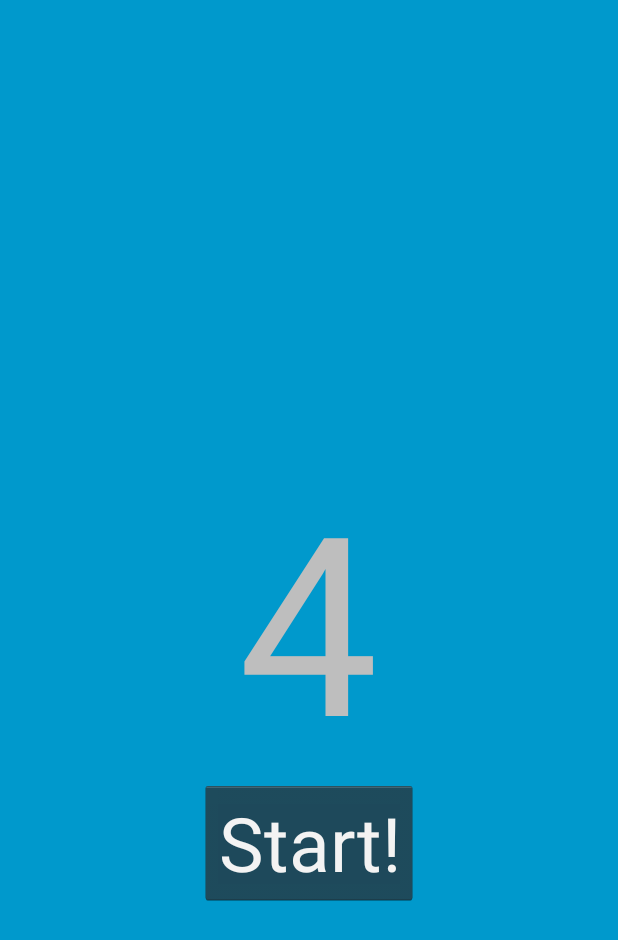
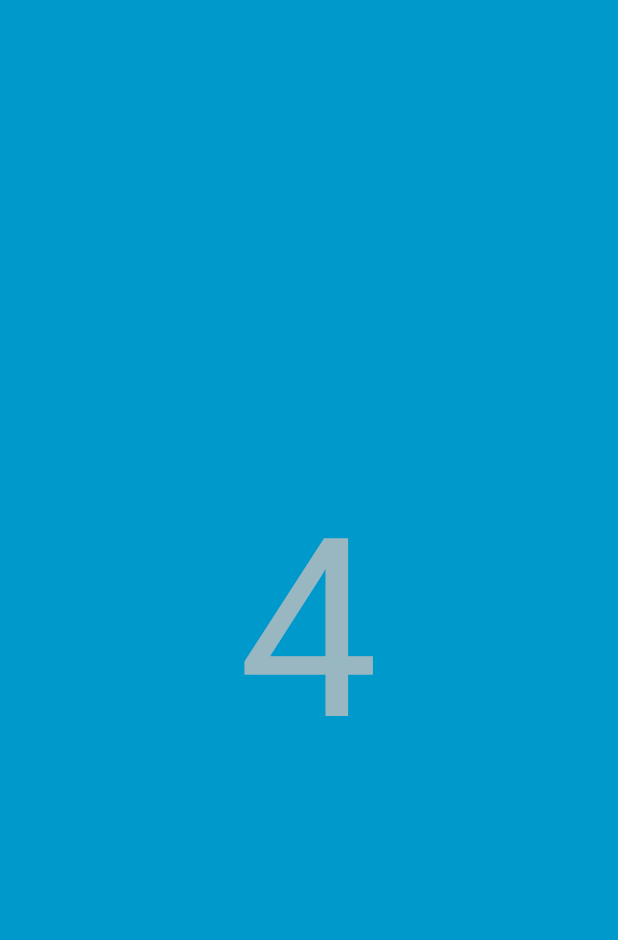
Before and after one commit to KwikThinker/KwikThinker, an Android app: the GameMode screen opened directly, with no data from a screen before it, after a tap on "Start!", on a phone screen of 412 x 824 dp. Shown: the top 940 px of the screen. Run offline under Robolectric (Android 15) with nearby library versions, the light colour scheme and no system bars.

Commit message:
countdown works, start question implementation

```diff
--- a/mobile/src/main/java/com/css/kwikthinker/GameMode.java
+++ b/mobile/src/main/java/com/css/kwikthinker/GameMode.java
@@ -1,6 +1,4 @@
 package com.css.kwikthinker;
-
-import com.css.kwikthinker.util.SystemUiHider;
 
 import android.annotation.TargetApi;
 import android.app.Activity;
@@ -8,14 +6,15 @@ import android.os.Build;
 import android.os.Bundle;
 import android.os.CountDownTimer;
 import android.os.Handler;
+import android.support.v4.app.NavUtils;
+import android.view.MenuItem;
 import android.view.MotionEvent;
 import android.view.View;
-import android.view.MenuItem;
-import android.support.v4.app.NavUtils;
+import android.view.ViewGroup;
 import android.view.Window;
 import android.widget.Button;
 import android.widget.TextView;
-
+import com.css.kwikthinker.util.SystemUiHider;
 
 /**
  * An example full-screen activity that shows and hides the system UI (i.e.
@@ -49,6 +48,7 @@ public class GameMode extends Activity {
     private SystemUiHider mSystemUiHider;
 
     TextView countdownTV;
+    Button startButton;
 
     @Override
     protected void onCreate(Bundle savedInstanceState) {
@@ -101,6 +101,10 @@ public class GameMode extends Activity {
                     }
                 });
         countdownTV = (TextView)findViewById(R.id.countdownTV);
+        /*countdownTV.setLayoutParams(new LayoutParams(LayoutParams.FILL_PARENT,
+                LayoutParams.WRAP_CONTENT,
+                0.75f));); // TODO take up 75% of parent width - can't do in XML */
+        startButton = (Button)findViewById(R.id.start_em_countdown);
     }
 
     @Override
@@ -115,18 +119,31 @@ public class GameMode extends Activity {
 
     public void onStartClick(View view)
     {
-        // do countdown
-        CountDownTimer cdt = new CountDownTimer(5000, 1000) {
+        ViewGroup v = (ViewGroup)startButton.getParent();
+        v.removeView(startButton);
+        CountDownTimer cdt = new CountDownTimer(5200, 1000) {
             public void onTick(long ms) {
                 long s = ms / NUM_SECONDS_PER_MILLISECOND ;
+                int a = (int)( ( s / 5.0 ) * 255 ); // TODO global consts
+                System.out.println(s + " ~~~~~ " + a );
+                if ( ms < 500 ) {
+                    countdownTV.setText("");
+                    return;
+                }
                 countdownTV.setText(String.valueOf(s));
+                countdownTV.setTextColor(countdownTV.getTextColors().withAlpha(a));
             }
 
             @Override
             public void onFinish() {
-                countdownTV.setText("yolo");
+                countdownTV.setTextColor(countdownTV.getTextColors().withAlpha(255));
+                countdownTV.setTextSize(40);
+                // TODO k-v pairs: (QuestionString, TextSize)
+                // TODO the above solution: great for hackathon, terrible for the long run
+                countdownTV.setText("Abe Washington was the first President of the United States");
             }
         };
+        // do countdown
         cdt.start();
     }
 
--- a/mobile/src/main/java/com/css/kwikthinker/MainActivity.java
+++ b/mobile/src/main/java/com/css/kwikthinker/MainActivity.java
@@ -2,13 +2,13 @@ package com.css.kwikthinker;
 
 import android.annotation.TargetApi;
 import android.app.Activity;
+import android.content.Intent;
 import android.os.Build;
 import android.os.Bundle;
 import android.os.Handler;
 import android.view.View;
 import android.view.Window;
 import android.widget.Button;
-import android.content.Intent;
 
 import com.css.kwikthinker.util.SystemUiHider;
 
--- a/mobile/src/main/res/layout/activity_game_mode.xml
+++ b/mobile/src/main/res/layout/activity_game_mode.xml
@@ -1,5 +1,6 @@
 <FrameLayout xmlns:android="http://schemas.android.com/apk/res/android"
     xmlns:tools="http://schemas.android.com/tools"
+    android:id="@+id/EM_frame_layout"
     android:layout_width="match_parent"
     android:layout_height="match_parent"
     android:background="#0099cc"
@@ -23,7 +24,8 @@
         android:textSize="250px"
         android:text="@string/endless_mode_countdown"
         android:id="@+id/countdownTV"
-        android:layout_gravity="center" />
+        android:layout_gravity="center"
+        android:gravity="center" />
 
     <LinearLayout android:id="@+id/fullscreen_content_controls"
         android:layout_width="match_parent"
@@ -39,10 +41,9 @@
         android:layout_height="wrap_content"
         android:text="@string/EM_START_BUTT_TEXT"
         android:textSize="50dp"
-        android:id="@+id/button"
+        android:id="@+id/start_em_countdown"
         android:layout_gravity="center"
         android:layout_marginTop="150dp"
         android:onClick="onStartClick"/>
 
-
 </FrameLayout>
```
